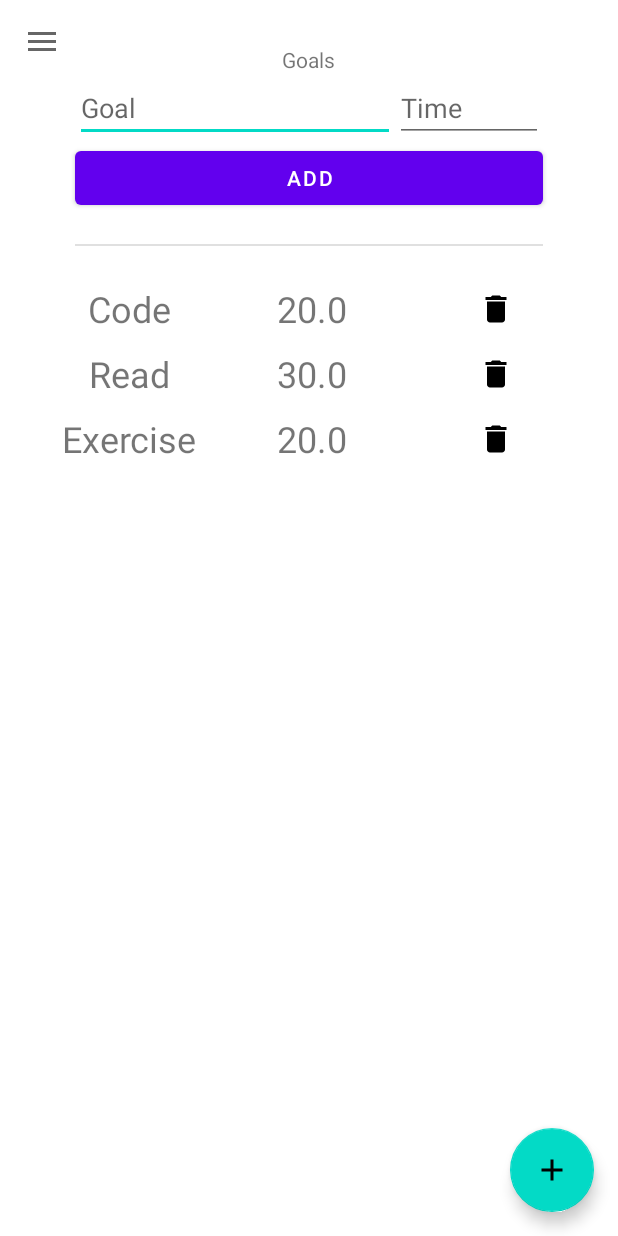
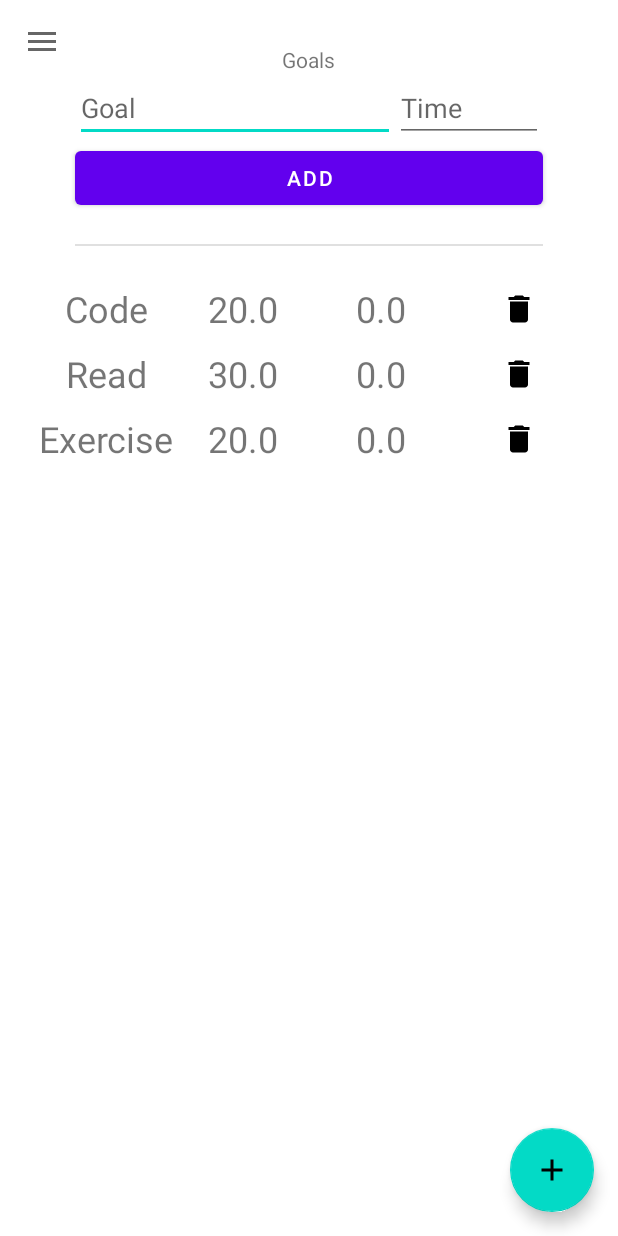
Before and after one commit to f4irline/task-scheduler, an Android app: the screen it shows after launch (GoalsActivity), in the side drawer, after a tap on "Goals", on a phone screen of 412 x 824 dp. Run offline under Robolectric (Android 15) with nearby library versions, the phone set to English and light mode, and no system bars; our stand-ins replace Room's generated code.

Commit message:
Implement functionality to update time done to a specific goal when floating action button is clicked.

```diff
--- a/app/build.gradle
+++ b/app/build.gradle
@@ -15,6 +15,10 @@ android {
             minifyEnabled false
             proguardFiles getDefaultProguardFile('proguard-android-optimize.txt'), 'proguard-rules.pro'
         }
+    }
+    compileOptions {
+        sourceCompatibility = '1.8'
+        targetCompatibility = '1.8'
     }
 }
 
--- a/app/src/main/java/com/github/f4irline/taskscheduler/AppViewModel.java
+++ b/app/src/main/java/com/github/f4irline/taskscheduler/AppViewModel.java
@@ -15,6 +15,7 @@ import androidx.lifecycle.LiveData;
 public class AppViewModel extends AndroidViewModel {
     private TaskRepository taskRepository;
     private LiveData<List<Task>> allTasks;
+
     private GoalRepository goalRepository;
     private LiveData<List<Goal>> allGoals;
 
@@ -37,4 +38,8 @@ public class AppViewModel extends AndroidViewModel {
     public void insert(Goal goal) { goalRepository.insert(goal); }
 
     public void delete(Goal goal) { goalRepository.delete(goal); }
+
+    public void update(int gId, float goalDone) {
+        goalRepository.update(gId, goalDone);
+    }
 }
--- a/app/src/main/java/com/github/f4irline/taskscheduler/BaseActivity.java
+++ b/app/src/main/java/com/github/f4irline/taskscheduler/BaseActivity.java
@@ -19,6 +19,7 @@ import androidx.appcompat.app.ActionBarDrawerToggle;
 import androidx.appcompat.app.AppCompatActivity;
 import androidx.appcompat.widget.Toolbar;
 import androidx.drawerlayout.widget.DrawerLayout;
+import androidx.lifecycle.ViewModelProviders;
 
 public class BaseActivity extends AppCompatActivity {
 
@@ -30,6 +31,8 @@ public class BaseActivity extends AppCompatActivity {
     public FloatingActionButton floatingActionButton;
     public Context mContext;
 
+    protected AppViewModel viewModel;
+
     public NavigationView getNavigationView() {
         return navigationView;
     }
@@ -39,6 +42,8 @@ public class BaseActivity extends AppCompatActivity {
         super.onCreate(savedInstanceState);
         mContext = BaseActivity.this;
         setContentView(R.layout.activity_base);
+
+        viewModel = ViewModelProviders.of(this).get(AppViewModel.class);
     }
 
     @Override
@@ -54,7 +59,7 @@ public class BaseActivity extends AppCompatActivity {
         floatingActionButton.setOnClickListener(new View.OnClickListener() {
             @Override
             public void onClick(View v) {
-                Log.d("setContentView()", "Clicked floating button");
+                viewModel.update(1, 30);
             }
         });
     }
--- a/app/src/main/java/com/github/f4irline/taskscheduler/Goals/GoalDao.java
+++ b/app/src/main/java/com/github/f4irline/taskscheduler/Goals/GoalDao.java
@@ -21,9 +21,12 @@ public interface GoalDao {
     @Query("DELETE FROM goal_table")
     void deleteAll();
 
+    @Query("SELECT goal_done FROM goal_table WHERE goalId = :gId")
+    float getGoalDone(int gId);
+
     @Delete
     void delete(Goal goal);
 
-    @Query("UPDATE goal_table SET goal_done = goal_done + :goal_done WHERE goalId = :gId")
-    int updateGoal(int gId, float goal_done);
+    @Query("UPDATE goal_table SET goal_done = goal_done + :goalDone WHERE goalId = :gId")
+    int updateGoal(int gId, float goalDone);
 }
--- a/app/src/main/java/com/github/f4irline/taskscheduler/Goals/GoalRepository.java
+++ b/app/src/main/java/com/github/f4irline/taskscheduler/Goals/GoalRepository.java
@@ -6,17 +6,22 @@ import android.os.AsyncTask;
 import com.github.f4irline.taskscheduler.DatabaseImpl;
 
 import java.util.List;
+import java.util.concurrent.Executor;
+import java.util.concurrent.ExecutorService;
+import java.util.concurrent.Executors;
 
 import androidx.lifecycle.LiveData;
 
 public class GoalRepository {
     private GoalDao mGoalDao;
     private LiveData<List<Goal>> allGoals;
+    private ExecutorService executor;
 
     public GoalRepository(Application application) {
         DatabaseImpl db = DatabaseImpl.getGoalDatabase(application);
         mGoalDao = db.goalDao();
         allGoals = mGoalDao.getAllGoals();
+        executor = Executors.newSingleThreadExecutor();
     }
 
     public LiveData<List<Goal>> getAllGoals() {
@@ -28,6 +33,12 @@ public class GoalRepository {
     }
 
     public void delete (Goal goal) { new deleteAsyncTask(mGoalDao).execute(goal); }
+
+    public void update (int gId, float goalDone) {
+        executor.execute(() -> {
+            mGoalDao.updateGoal(gId, goalDone);
+        });
+    }
 
     private static class deleteAsyncTask extends AsyncTask<Goal, Void, Void> {
         private GoalDao mAsyncTaskDao;
--- a/app/src/main/java/com/github/f4irline/taskscheduler/Goals/GoalsActivity.java
+++ b/app/src/main/java/com/github/f4irline/taskscheduler/Goals/GoalsActivity.java
@@ -28,7 +28,6 @@ public class GoalsActivity extends BaseActivity {
     public static boolean goalsActive = false;
 
     List<Goal> goals;
-    private AppViewModel viewModel;
     public static final int NEW_GOAL_ACTIVITY_REQUEST_CODE = 1;
 
     @Override
@@ -38,8 +37,6 @@ public class GoalsActivity extends BaseActivity {
 
         RecyclerView goalsList = (RecyclerView) findViewById(R.id.goal_list);
         goalsList.setLayoutManager(new LinearLayoutManager(this));
-
-        viewModel = ViewModelProviders.of(this).get(AppViewModel.class);
 
         final GoalsAdapter goalsAdapter = new GoalsAdapter(goals, viewModel);
         goalsList.setAdapter(goalsAdapter);
--- a/app/src/main/java/com/github/f4irline/taskscheduler/Goals/GoalsAdapter.java
+++ b/app/src/main/java/com/github/f4irline/taskscheduler/Goals/GoalsAdapter.java
@@ -20,12 +20,14 @@ public class GoalsAdapter extends RecyclerView.Adapter<GoalsAdapter.ViewHolder>
 
         public TextView goalText;
         public TextView timeText;
+        public TextView goalDone;
         public ImageButton removeButton;
 
         public ViewHolder(View itemView) {
             super(itemView);
             goalText = (TextView) itemView.findViewById(R.id.goal_name);
             timeText = (TextView) itemView.findViewById(R.id.goal_time);
+            goalDone = (TextView) itemView.findViewById(R.id.goal_done);
             removeButton = (ImageButton) itemView.findViewById(R.id.remove_goal);
 
         }
@@ -55,6 +57,7 @@ public class GoalsAdapter extends RecyclerView.Adapter<GoalsAdapter.ViewHolder>
             final Goal goal = goals.get(i);
             viewHolder.goalText.setText(goal.goal);
             viewHolder.timeText.setText(String.valueOf(goal.goalTime));
+            viewHolder.goalDone.setText(String.valueOf(goal.goalDone));
             viewHolder.removeButton.setOnClickListener(new View.OnClickListener() {
                @Override
                public void onClick(View v) {
--- a/app/src/main/java/com/github/f4irline/taskscheduler/Tasks/TasksActivity.java
+++ b/app/src/main/java/com/github/f4irline/taskscheduler/Tasks/TasksActivity.java
@@ -24,7 +24,6 @@ public class TasksActivity extends BaseActivity {
     public static boolean tasksActive = false;
 
     List<Task> tasks;
-    private AppViewModel viewModel;
     public static final int NEW_TASK_ACTIVITY_REQUEST_CODE = 1;
 
     @Override
@@ -34,8 +33,6 @@ public class TasksActivity extends BaseActivity {
 
         RecyclerView tasksList = (RecyclerView) findViewById(R.id.task_list);
         tasksList.setLayoutManager(new LinearLayoutManager(this));
-
-        viewModel = ViewModelProviders.of(this).get(AppViewModel.class);
 
         final TasksAdapter tasksAdapter = new TasksAdapter(tasks, viewModel);
         tasksList.setAdapter(tasksAdapter);
--- a/app/src/main/res/layout/item_goal.xml
+++ b/app/src/main/res/layout/item_goal.xml
@@ -24,6 +24,14 @@
         android:textAlignment="center"
         android:textSize="24sp" />
 
+    <TextView
+        android:id="@+id/goal_done"
+        android:layout_width="0dp"
+        android:layout_height="wrap_content"
+        android:layout_weight="1"
+        android:textAlignment="center"
+        android:textSize="24sp" />
+
     <ImageButton
         android:id="@+id/remove_goal"
         android:layout_width="0dp"
```
